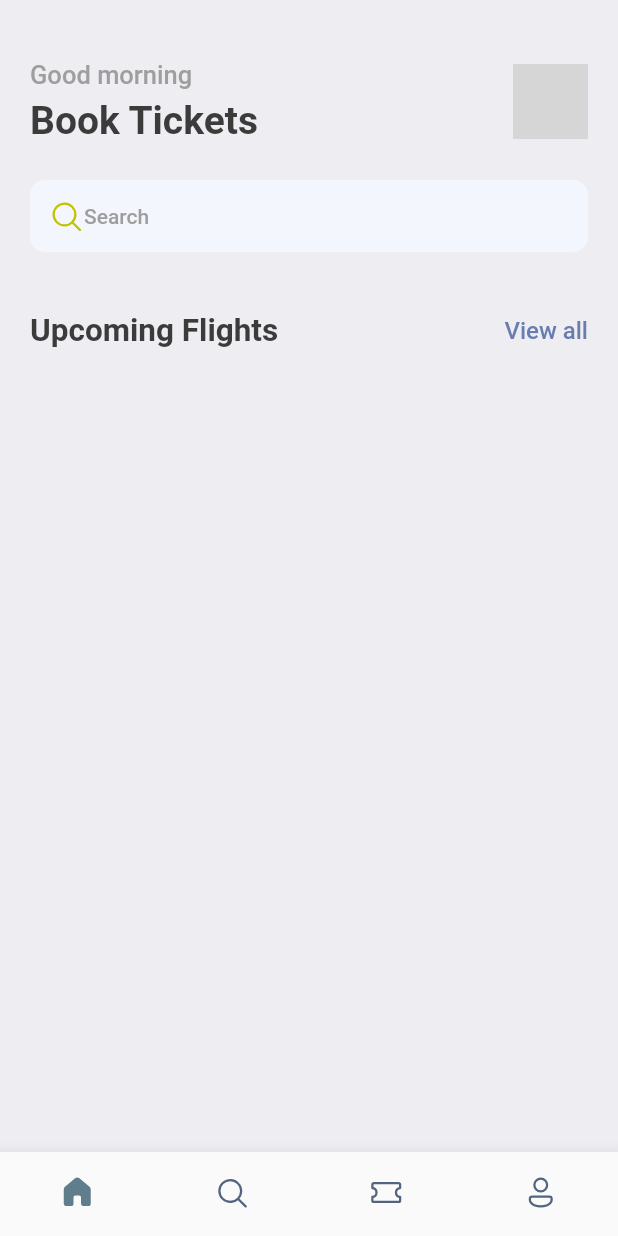
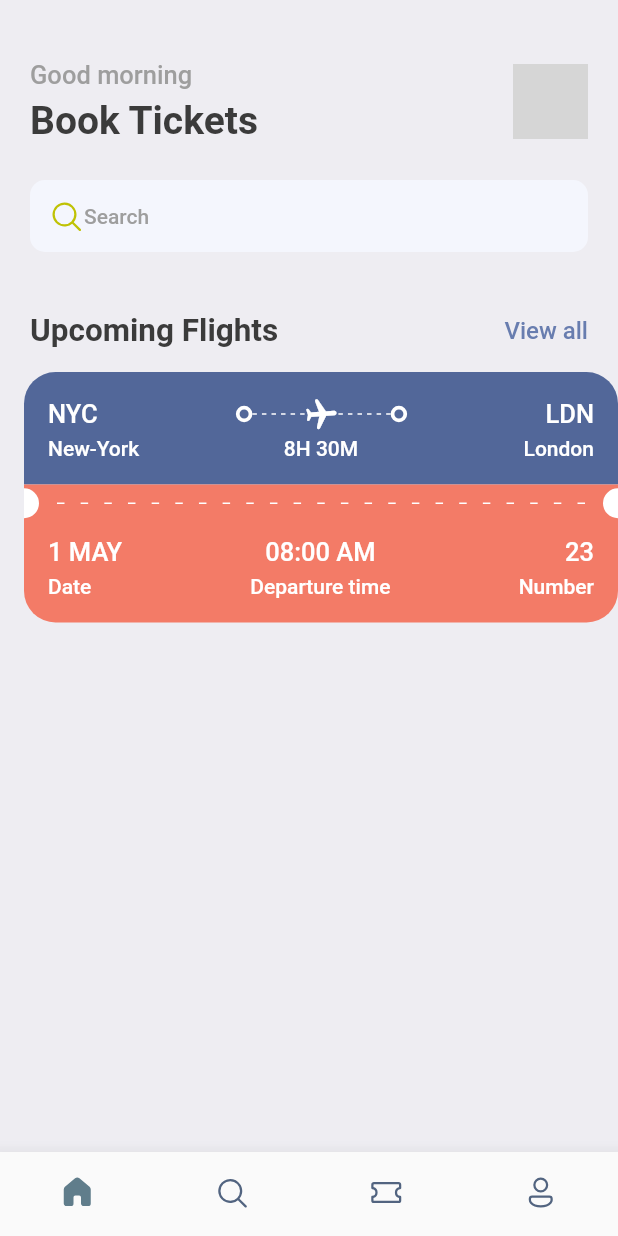
Before and after one commit to Bochra10/book_your_tickets, a Flutter app: the screen it shows after launch, on a phone screen of 412 x 824 dp. Run offline on Flutter 3.47's test engine with Material 2 defaults, Android fonts, the phone set to English and light mode, and no system bars; our stand-ins replace fluentui_icons, gap; grey boxes are pictures that could not be loaded.

Commit message:
Create flight ticket UI

```diff
--- a/lib/screens/home_screen.dart
+++ b/lib/screens/home_screen.dart
@@ -1,3 +1,4 @@
+import 'package:book_your_tickets/screens/ticket_view.dart';
 import 'package:book_your_tickets/utils/app_styles.dart';
 import 'package:fluentui_icons/fluentui_icons.dart';
 import 'package:flutter/cupertino.dart';
@@ -77,7 +78,9 @@ class HomeScreen extends StatelessWidget {
                 )
               ],
             ),
-          )
+          ),
+          const Gap(15),
+          TicketView()
         ],
       ),
     );
--- /dev/null
+++ b/lib/screens/ticket_view.dart
@@ -0,0 +1,234 @@
+import 'package:book_your_tickets/utils/app_layout.dart';
+import 'package:book_your_tickets/utils/app_styles.dart';
+import 'package:book_your_tickets/widgets/thick_circle.dart';
+import 'package:flutter/material.dart';
+import 'package:flutter/src/foundation/key.dart';
+import 'package:flutter/src/widgets/framework.dart';
+import 'package:gap/gap.dart';
+
+class TicketView extends StatelessWidget {
+  const TicketView({Key? key}) : super(key: key);
+
+  @override
+  Widget build(BuildContext context) {
+    final size = AppLayout.getSize(context);
+    return SizedBox(
+      width: size.width,
+      height: 200,
+      child: Container(
+          margin: const EdgeInsets.only(left: 16),
+          child: Column(
+            children: [
+              // Blue part
+              Container(
+                decoration: const BoxDecoration(
+                    color: Color(0xFF526799),
+                    borderRadius: BorderRadius.only(
+                        topLeft: Radius.circular(21),
+                        topRight: Radius.circular(21))),
+                padding: const EdgeInsets.all(16),
+                child: Column(
+                  children: [
+                    Row(
+                      children: [
+                        Text('NYC',
+                            style: Styles.headLineStyle3
+                                .copyWith(color: Colors.white)),
+                        const Spacer(),
+                        const ThickCircle(),
+                        Expanded(
+                            child: Stack(children: [
+                          SizedBox(
+                            height: 24,
+                            child: LayoutBuilder(
+                              builder: (BuildContext context,
+                                  BoxConstraints constraints) {
+                                return Flex(
+                                  direction: Axis.horizontal,
+                                  mainAxisSize: MainAxisSize.max,
+                                  mainAxisAlignment:
+                                      MainAxisAlignment.spaceBetween,
+                                  children: List.generate(
+                                      (constraints.constrainWidth() / 6)
+                                          .floor(),
+                                      (index) => const SizedBox(
+                                            width: 3,
+                                            height: 1,
+                                            child: DecoratedBox(
+                                                decoration: BoxDecoration(
+                                                    color: Colors.white)),
+                                          )),
+                                );
+                              },
+                            ),
+                          ),
+                          Center(
+                            child: Transform.rotate(
+                              angle: 1.5,
+                              child: const Icon(
+                                Icons.local_airport_rounded,
+                                color: Colors.white,
+                              ),
+                            ),
+                          ),
+                        ])),
+                        const ThickCircle(),
+                        const Spacer(),
+                        Text('LDN',
+                            style: Styles.headLineStyle3
+                                .copyWith(color: Colors.white)),
+                      ],
+                    ),
+                    const Gap(3),
+                    Row(
+                      mainAxisAlignment: MainAxisAlignment.spaceBetween,
+                      children: [
+                        SizedBox(
+                            width: 100,
+                            child: Text(
+                              'New-York',
+                              style: Styles.headLineStyle4
+                                  .copyWith(color: Colors.white),
+                            )),
+                        Text(
+                          '8H 30M',
+                          style: Styles.headLineStyle4
+                              .copyWith(color: Colors.white),
+                        ),
+                        SizedBox(
+                            width: 100,
+                            child: Text(
+                              'London',
+                              textAlign: TextAlign.end,
+                              style: Styles.headLineStyle4
+                                  .copyWith(color: Colors.white),
+                            )),
+                      ],
+                    )
+                  ],
+                ),
+              ),
+              // Orange separator part
+              Container(
+                color: Styles.orangeColor,
+                child: Row(
+                  children: [
+                    const SizedBox(
+                      height: 20,
+                      width: 10,
+                      child: DecoratedBox(
+                          decoration: BoxDecoration(
+                              color: Colors.white,
+                              borderRadius: BorderRadius.only(
+                                  topRight: Radius.circular(10),
+                                  bottomRight: Radius.circular(10)))),
+                    ),
+                    Expanded(
+                      child: Padding(
+                        padding: const EdgeInsets.all(12.0),
+                        child: LayoutBuilder(
+                          builder: (BuildContext context,
+                              BoxConstraints constraints) {
+                            return Flex(
+                              direction: Axis.horizontal,
+                              mainAxisAlignment: MainAxisAlignment.spaceBetween,
+                              mainAxisSize: MainAxisSize.max,
+                              children: List.generate(
+                                  (constraints.constrainWidth() / 15).floor(),
+                                  (index) => const SizedBox(
+                                        width: 5,
+                                        height: 1,
+                                        child: DecoratedBox(
+                                            decoration: BoxDecoration(
+                                                color: Colors.white)),
+                                      )),
+                            );
+                          },
+                        ),
+                      ),
+                    ),
+                    const SizedBox(
+                      height: 20,
+                      width: 10,
+                      child: DecoratedBox(
+                          decoration: BoxDecoration(
+                              color: Colors.white,
+                              borderRadius: BorderRadius.only(
+                                  topLeft: Radius.circular(10),
+                                  bottomLeft: Radius.circular(10)))),
+                    )
+                  ],
+                ),
+              ),
+              // Orange ticket info part
+              Container(
+                decoration: BoxDecoration(
+                    color: Styles.orangeColor,
+                    borderRadius: const BorderRadius.only(
+                        bottomLeft: Radius.circular(21),
+                        bottomRight: Radius.circular(21))),
+                padding: const EdgeInsets.only(
+                    left: 16, top: 10, right: 16, bottom: 16),
+                child: Column(
+                  children: [
+                    Row(
+                      mainAxisAlignment: MainAxisAlignment.spaceBetween,
+                      children: [
+                        Column(
+                          crossAxisAlignment: CrossAxisAlignment.start,
+                          children: [
+                            Text(
+                              '1 MAY',
+                              style: Styles.headLineStyle3
+                                  .copyWith(color: Colors.white),
+                            ),
+                            const Gap(5),
+                            Text(
+                              'Date',
+                              style: Styles.headLineStyle4
+                                  .copyWith(color: Colors.white),
+                            )
+                          ],
+                        ),
+                        Column(
+                          crossAxisAlignment: CrossAxisAlignment.center,
+                          children: [
+                            Text(
+                              '08:00 AM',
+                              style: Styles.headLineStyle3
+                                  .copyWith(color: Colors.white),
+                            ),
+                            const Gap(5),
+                            Text(
+                              'Departure time',
+                              style: Styles.headLineStyle4
+                                  .copyWith(color: Colors.white),
+                            )
+                          ],
+                        ),
+                        Column(
+                          crossAxisAlignment: CrossAxisAlignment.end,
+                          children: [
+                            Text(
+                              '23',
+                              style: Styles.headLineStyle3
+                                  .copyWith(color: Colors.white),
+                            ),
+                            const Gap(5),
+                            Text(
+                              'Number',
+                              style: Styles.headLineStyle4
+                                  .copyWith(color: Colors.white),
+                            )
+                          ],
+                        )
+                      ],
+                    )
+                  ],
+                ),
+              )
+            ],
+          )),
+    );
+  }
+}
--- /dev/null
+++ b/lib/utils/app_layout.dart
@@ -0,0 +1,7 @@
+import 'package:flutter/material.dart';
+
+class AppLayout {
+  static getSize(BuildContext context) {
+    return MediaQuery.of(context).size;
+  }
+}
--- a/lib/utils/app_styles.dart
+++ b/lib/utils/app_styles.dart
@@ -6,7 +6,8 @@ class Styles {
   static Color primaryColor = primary;
   static Color textColor = const Color(0xFF3b3b3b);
   static Color bgColor = const Color(0xFFeeedf2);
-  static Color orangeColor = const Color(0xFF526799);
+  static Color orangeColor = const Color(0xFFF37B67);
+
   static TextStyle textStyle =
       TextStyle(fontSize: 16, color: textColor, fontWeight: FontWeight.w500);
   static TextStyle headLineStyle1 =
--- /dev/null
+++ b/lib/widgets/thick_circle.dart
@@ -0,0 +1,18 @@
+import 'package:flutter/cupertino.dart';
+import 'package:flutter/material.dart';
+import 'package:flutter/src/foundation/key.dart';
+import 'package:flutter/src/widgets/framework.dart';
+
+class ThickCircle extends StatelessWidget {
+  const ThickCircle({Key? key}) : super(key: key);
+
+  @override
+  Widget build(BuildContext context) {
+    return Container(
+      padding: const EdgeInsets.all(3),
+      decoration: BoxDecoration(
+          borderRadius: BorderRadius.circular(20),
+          border: Border.all(width: 2.5, color: Colors.white)),
+    );
+  }
+}
```
